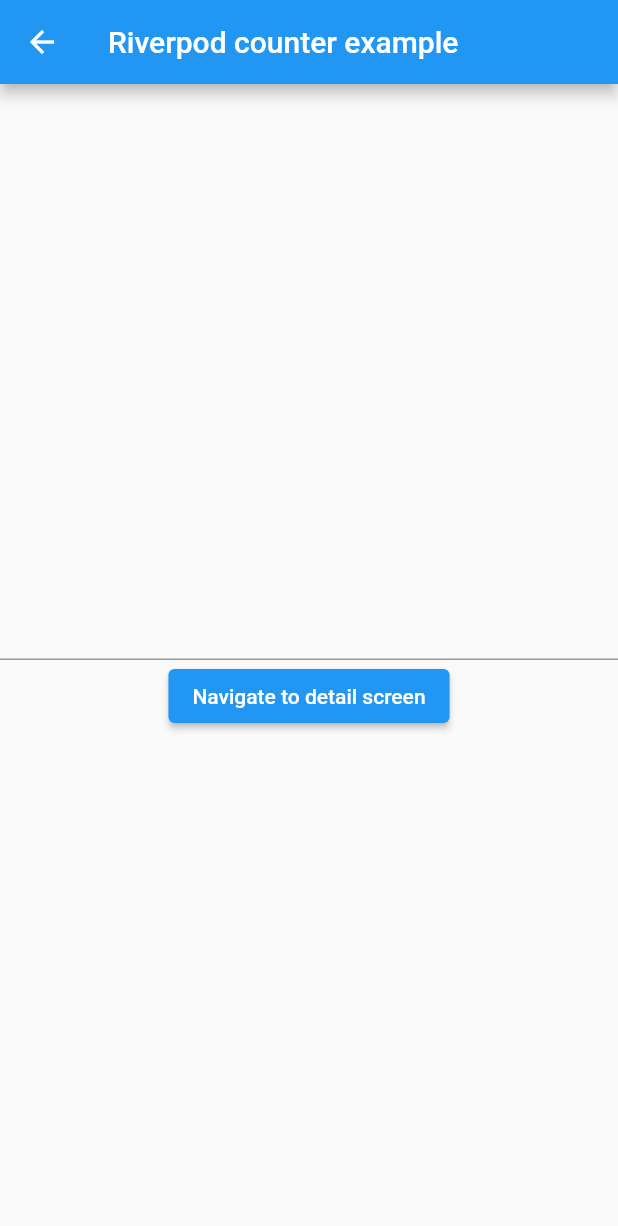
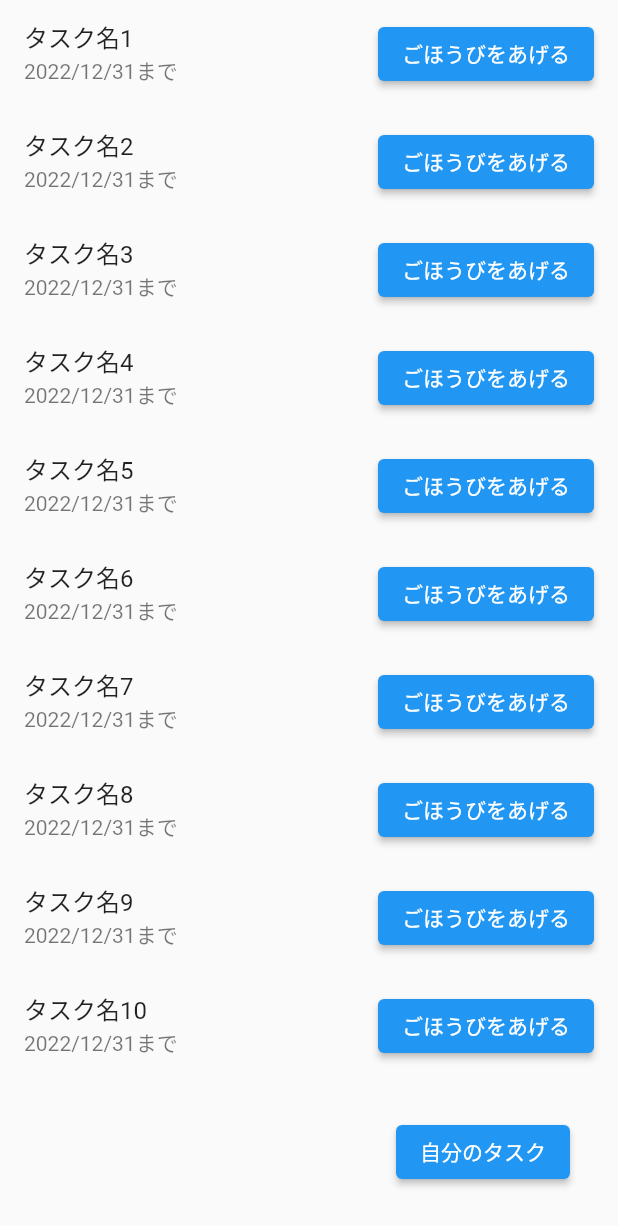
Before and after one commit to momomomo111/friend_task_share, a Flutter app: the HomeScreen screen opened directly, on a phone screen of 412 x 824 dp. Shown: the top 1226 px of the screen. Run offline on Flutter 3.47's test engine with Material 2 defaults, Android fonts, the phone set to English and light mode, and no system bars; our stand-ins replace flutter_signin_button, hooks_riverpod.

Commit message:
[add] Adding a Home Screen
ホーム画面の追加

```diff
--- a/lib/ui/home_screen.dart
+++ b/lib/ui/home_screen.dart
@@ -4,29 +4,38 @@ import 'package:hooks_riverpod/hooks_riverpod.dart';
 
 class HomeScreen extends HookConsumerWidget {
   const HomeScreen({Key? key}) : super(key: key);
-
   @override
   Widget build(BuildContext context, WidgetRef ref) {
-    var taskFieldController = TextEditingController();
+    final taskNames = ref.watch(taskNameProvider);
     return Scaffold(
-      appBar: AppBar(
-        title: const Text('Riverpod counter example'),
-      ),
       body: Center(
         child: Column(
-          mainAxisAlignment: MainAxisAlignment.center,
-          crossAxisAlignment: CrossAxisAlignment.center,
-          children: [
-            TextField(controller: taskFieldController),
-            ElevatedButton(
-              onPressed: () {
-                ref.read(taskNameProvider).add(taskFieldController.text);
-                Navigator.pushNamed(
-                  context,
-                  '/detail',
-                );
-              },
-              child: const Text('Navigate to detail screen'),
+          children: <Widget>[
+            Expanded(
+              child: ListView.builder(
+                itemCount: taskNames.length,
+                itemBuilder: (BuildContext context, int index) {
+                  return ListTile(
+                    title: Text(taskNames[index]),
+                    subtitle: const Text("2022/12/31まで"),
+                    onTap: () {},
+                    trailing: ElevatedButton(
+                      onPressed: () {},
+                      child: const Text("ごほうびをあげる"),
+                    ),
+                  );
+                },
+              ),
+            ),
+            Padding(
+              padding: const EdgeInsets.all(32.0),
+              child: Align(
+                alignment: Alignment.bottomRight,
+                child: ElevatedButton(
+                  onPressed: () {},
+                  child: const Text("自分のタスク"),
+                ),
+              ),
             ),
           ],
         ),
--- a/lib/ui/title_screen.dart
+++ b/lib/ui/title_screen.dart
@@ -20,7 +20,10 @@ class TitleScreen extends HookConsumerWidget {
                 SignInButton(
                   Buttons.Google,
                   text: "Googleでログイン",
-                  onPressed: () {},
+                  onPressed: () => Navigator.pushNamed(
+                    context,
+                    '/home',
+                  ),
                 ),
                 SignInButton(
                   Buttons.Twitter,
--- a/lib/viewmodel/task_name_viewmodel.dart
+++ b/lib/viewmodel/task_name_viewmodel.dart
@@ -1,10 +1,22 @@
 import 'package:hooks_riverpod/hooks_riverpod.dart';
 
 class TaskNameViewModel extends StateNotifier<List<String>> {
-  TaskNameViewModel() : super([]);
+  TaskNameViewModel()
+      : super([
+          "タスク名1",
+          "タスク名2",
+          "タスク名3",
+          "タスク名4",
+          "タスク名5",
+          "タスク名6",
+          "タスク名7",
+          "タスク名8",
+          "タスク名9",
+          "タスク名10",
+          "タスク名11"
+        ]);
 
   void add(value) {
     state.add(value);
-    print(state.toString());
   }
 }
```
Also changed, not shown: lib/navigation/route_page.dart (+16 -5 lines).
